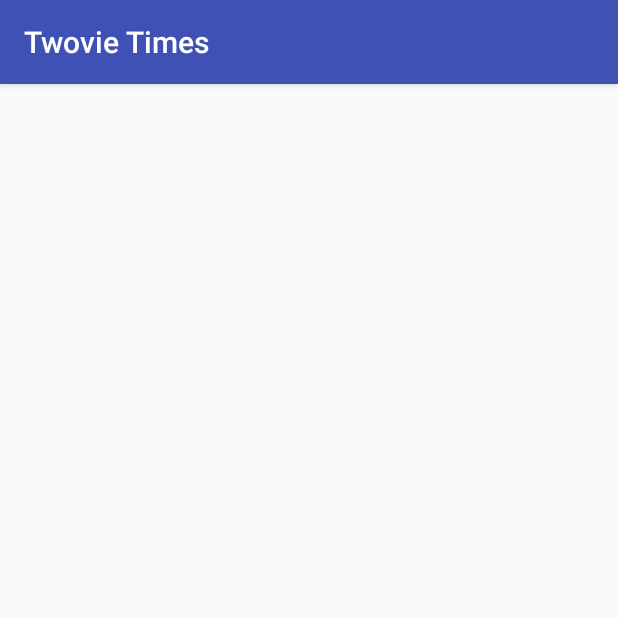
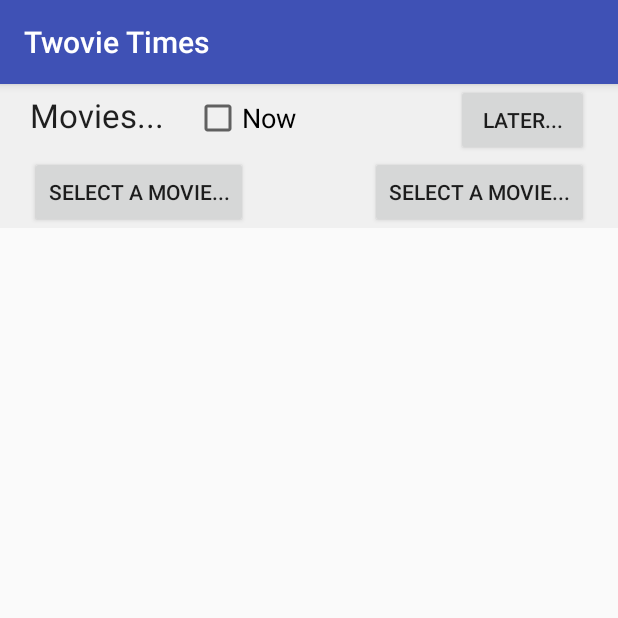
Before and after one commit to ELD/MobileAppsFinalProject, an Android app: the TheaterActivity screen opened directly, with no data from a screen before it, on a phone screen of 412 x 824 dp, the top half of it. Run offline under Robolectric (Android 15) with nearby library versions, the phone set to English and light mode, and no system bars.

Commit message:
Added view for theater

```diff
--- a/TwovieTimes/app/src/main/java/com/fandb/twovietimes/MovieTime.java
+++ b/TwovieTimes/app/src/main/java/com/fandb/twovietimes/MovieTime.java
@@ -17,4 +17,6 @@ public class MovieTime {
     public enum Rating {
         G, PG, PG13, R, NC17
     }
+
+
 }
--- a/TwovieTimes/app/src/main/java/com/fandb/twovietimes/SingleFragmentActivity.java
+++ b/TwovieTimes/app/src/main/java/com/fandb/twovietimes/SingleFragmentActivity.java
@@ -17,6 +17,7 @@ public abstract class SingleFragmentActivity extends AppCompatActivity {
     protected int getLayoutResId() {
         return R.layout.activity_fragment;
     }
+
     @Override
     public void onCreate(Bundle savedInstanceState) {
         super.onCreate(savedInstanceState);
--- a/TwovieTimes/app/src/main/java/com/fandb/twovietimes/Theater.java
+++ b/TwovieTimes/app/src/main/java/com/fandb/twovietimes/Theater.java
@@ -1,5 +1,6 @@
 package com.fandb.twovietimes;
 
+import java.util.ArrayList;
 import java.util.UUID;
 
 /**
@@ -11,6 +12,7 @@ public class Theater {
     //this probably won't end up being a string, but I'll make it one for now
     private String mDistance;
     private String mAddress;
+    private ArrayList <MovieTime> mMovieTimes;
 
     public Theater(){
         //Generate unique identifier
--- a/TwovieTimes/app/src/main/java/com/fandb/twovietimes/TheaterActivity.java
+++ b/TwovieTimes/app/src/main/java/com/fandb/twovietimes/TheaterActivity.java
@@ -10,21 +10,31 @@ import java.util.UUID;
 /**
  * Created by Alex on 4/6/16.
  */
-public class TheaterActivity extends AppCompatActivity {
+public class TheaterActivity extends AppCompatActivity{
 
     private static final String EXTRA_THEATER_ID = "com.fandb.twovietimes.crime_id";
 
-    public static Intent newIntent(Context packageContext, UUID crimeId) {
+    private Theater mTheater;
+
+    public static Intent newIntent(Context packageContext, UUID theaterId) {
         Intent intent = new Intent(packageContext, TheaterActivity.class);
-        intent.putExtra(EXTRA_THEATER_ID, crimeId);
+        intent.putExtra(EXTRA_THEATER_ID, theaterId);
         return intent;
     }
-
+/*
     @Override
-    protected void onCreate(Bundle savedInstanceState) {
+    protected Fragment createFragment() {
+        UUID theaterId = (UUID) getIntent().getSerializableExtra(EXTRA_THEATER_ID);
+        return TheaterFragment.newInstance(theaterId);
+    }
+*/
+    @Override
+    public void onCreate(Bundle savedInstanceState) {
         super.onCreate(savedInstanceState);
         setContentView(R.layout.fragment_theater);
 
-        UUID crimeId = (UUID) getIntent().getSerializableExtra(EXTRA_THEATER_ID);
+        UUID theaterId = (UUID) getIntent().getSerializableExtra(EXTRA_THEATER_ID);
+        mTheater = TheaterList.get(this).getTheater(theaterId);
     }
+
 }
--- a/TwovieTimes/app/src/main/java/com/fandb/twovietimes/TheaterListActivity.java
+++ b/TwovieTimes/app/src/main/java/com/fandb/twovietimes/TheaterListActivity.java
@@ -6,7 +6,7 @@ import android.support.v4.app.Fragment;
 /**
  * Created by Alex on 4/6/16.
  */
-public class TheaterListActivity extends SingleFragmentActivity implements TheaterListFragment.Callbacks, TheaterFragment.Callbacks{
+public class TheaterListActivity extends SingleFragmentActivity implements TheaterListFragment.Callbacks{
 
     @Override
     protected Fragment createFragment() {
--- a/TwovieTimes/app/src/main/java/com/fandb/twovietimes/TheaterListFragment.java
+++ b/TwovieTimes/app/src/main/java/com/fandb/twovietimes/TheaterListFragment.java
@@ -1,6 +1,7 @@
 package com.fandb.twovietimes;
 
 import android.content.Context;
+import android.content.Intent;
 import android.os.Bundle;
 import android.support.v4.app.Fragment;
 import android.support.v7.widget.LinearLayoutManager;
@@ -87,7 +88,9 @@ public class TheaterListFragment extends Fragment {
 
         @Override
         public void onClick(View v) {
-            mCallbacks.onTheaterSelected(mTheater);
+            Intent intent = TheaterActivity.newIntent(getActivity(), mTheater.getId());
+            startActivity(intent);
+            //mCallbacks.onTheaterSelected(mTheater);
         }
     }
 
--- a/TwovieTimes/app/src/main/res/layout/fragment_theater.xml
+++ b/TwovieTimes/app/src/main/res/layout/fragment_theater.xml
@@ -4,4 +4,74 @@
               android:layout_width="match_parent"
               android:layout_height="match_parent">
 
+    <GridLayout
+        android:orientation="horizontal"
+        android:layout_width="match_parent"
+        android:layout_height="wrap_content"
+        android:background="@color/colorGray"
+        android:id="@+id/movies_at_bar"
+        android:layout_gravity="center_horizontal">
+
+        <TextView
+            android:layout_width="wrap_content"
+            android:layout_height="wrap_content"
+            android:layout_marginLeft="20dp"
+            android:textAppearance="?android:attr/textAppearanceLarge"
+            android:text="@string/movies_at_text"
+            android:id="@+id/textView"
+            android:layout_column="0"/>
+
+        <CheckBox
+            android:layout_marginLeft="20dp"
+            android:id="@+id/movies_now_checkbox"
+            android:text="@string/movies_now_text"
+            android:singleLine="false"
+            android:textAppearance="@android:style/TextAppearance.Medium"/>
+
+        <Button
+            android:layout_width="wrap_content"
+            android:layout_height="wrap_content"
+            android:layout_columnSpan="2"
+
+            android:layout_gravity="right"
+            android:text="@string/movies_later_button_text"
+            android:layout_marginRight="20dp"
+            android:id="@+id/movies_later_button"
+            android:layout_row="0"
+            android:layout_column="0"/>
+
+
+    </GridLayout>
+
+    <GridLayout
+        android:orientation="horizontal"
+        android:layout_width="match_parent"
+        android:layout_height="wrap_content"
+        android:background="@color/colorGray"
+        android:id="@+id/select_movies_bar"
+        android:layout_gravity="center_horizontal">
+
+        <Button
+            android:layout_width="wrap_content"
+            android:layout_height="wrap_content"
+            android:text="@string/select_movie_button"
+            android:layout_marginLeft="20dp"
+            android:id="@+id/button"/>
+
+        <Button
+            android:layout_width="wrap_content"
+            android:layout_height="wrap_content"
+            android:layout_gravity="right"
+            android:text="@string/select_movie_button"
+            android:layout_marginRight="20dp"
+            android:id="@+id/button2"/>
+    </GridLayout>
+
+    <android.support.v7.widget.RecyclerView
+        xmlns:android="http://schemas.android.com/apk/res/android"
+        android:id="@+id/theater_movie_times_recycler_view"
+        android:layout_width="match_parent"
+        android:layout_height="match_parent"/>
+
+
 </LinearLayout>
--- a/TwovieTimes/app/src/main/res/values/colors.xml
+++ b/TwovieTimes/app/src/main/res/values/colors.xml
@@ -3,4 +3,5 @@
     <color name="colorPrimary">#3F51B5</color>
     <color name="colorPrimaryDark">#303F9F</color>
     <color name="colorAccent">#FF4081</color>
+    <color name="colorGray">#f0f0f0</color>
 </resources>
--- a/TwovieTimes/app/src/main/res/values/strings.xml
+++ b/TwovieTimes/app/src/main/res/values/strings.xml
@@ -1,3 +1,7 @@
 <resources>
     <string name="app_name">Twovie Times</string>
+    <string name="select_movie_button">Select a movie...</string>
+    <string name="movies_later_button_text">Later...</string>
+    <string name="movies_at_text">Movies...</string>
+    <string name="movies_now_text">Now</string>
 </resources>
```
Also changed, not shown: TwovieTimes/app/src/main/java/com/fandb/twovietimes/TheaterFragment.java (deleted, +0 -66 lines).
